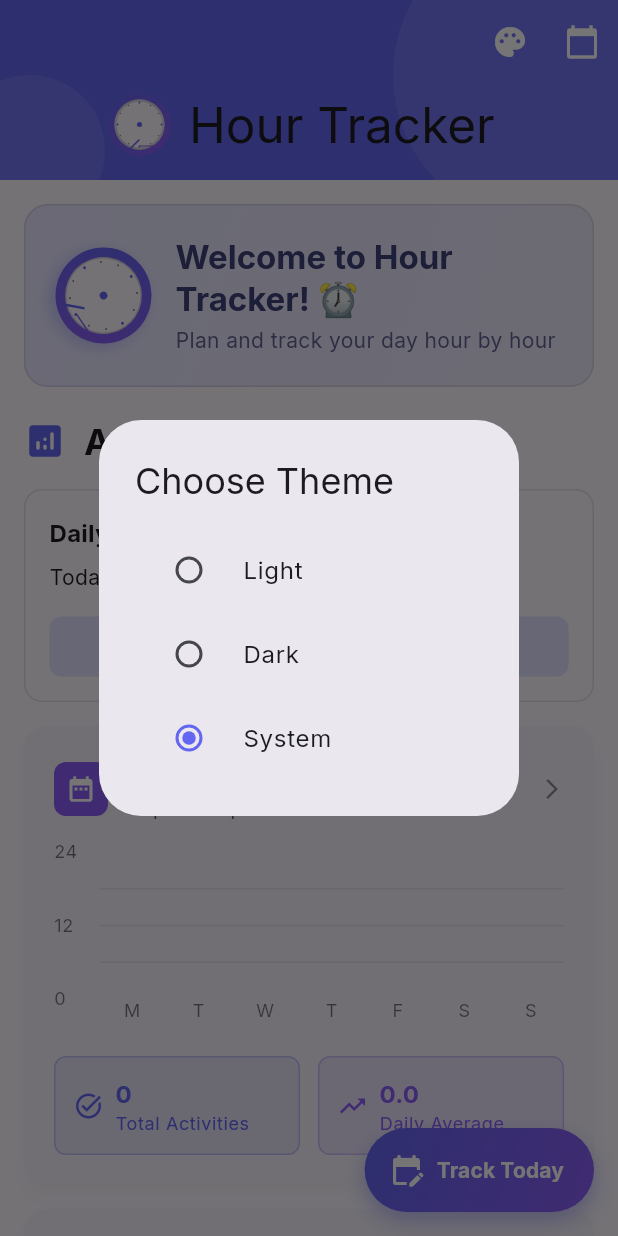
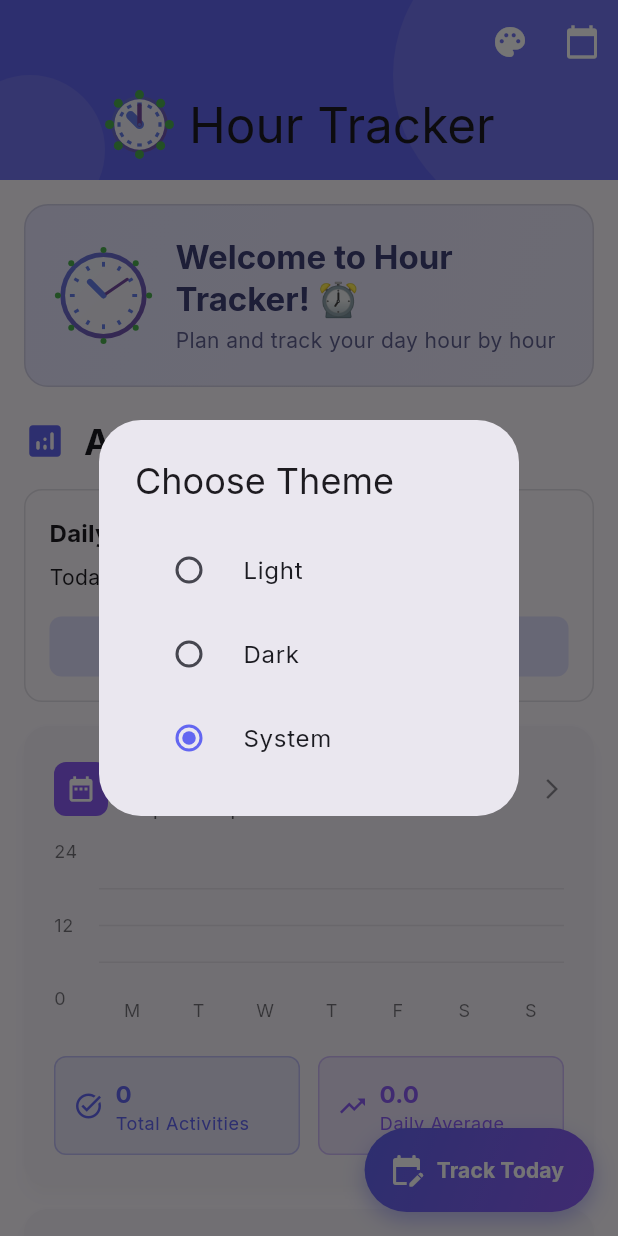
Before and after one commit to AmitRoyAntu/hourTracker, a Flutter app: the screen it shows after launch, after a tap on the "palette" icon, on a phone screen of 412 x 824 dp. Run offline on Flutter 3.47's test engine with Material 3 defaults, Android fonts, the phone set to English and light mode, and no system bars; drawn by our look-alikes of fl_chart; our stand-ins replace google_fonts, shared_preferences.

Commit message:
final commit

```diff
--- a/lib/screens/home_screen.dart
+++ b/lib/screens/home_screen.dart
@@ -394,7 +394,7 @@ class _HomeScreenState extends State<HomeScreen> {
                     decoration: BoxDecoration(
                       gradient: LinearGradient(
                         colors: [
-                          colorScheme.surfaceVariant.withOpacity(0.3),
+                          colorScheme.surfaceContainerHighest.withOpacity(0.3),
                           colorScheme.surface,
                         ],
                         begin: Alignment.topCenter,
@@ -488,7 +488,7 @@ class _HomeScreenState extends State<HomeScreen> {
                           gradient: LinearGradient(
                             colors: [
                               colorScheme.surface,
-                              colorScheme.surfaceVariant.withOpacity(0.3),
+                              colorScheme.surfaceContainerHighest.withOpacity(0.3),
                             ],
                             begin: Alignment.topLeft,
                             end: Alignment.bottomRight,
@@ -622,7 +622,7 @@ class _HomeScreenState extends State<HomeScreen> {
                                   Container(
                                     padding: const EdgeInsets.all(8),
                                     decoration: BoxDecoration(
-                                      color: colorScheme.surfaceVariant.withOpacity(0.5),
+                                      color: colorScheme.surfaceContainerHighest.withOpacity(0.5),
                                       borderRadius: BorderRadius.circular(8),
                                     ),
                                     child: Icon(
--- a/lib/widgets/app_logo.dart
+++ b/lib/widgets/app_logo.dart
@@ -17,178 +17,173 @@ class AppLogo extends StatefulWidget {
 
 class _AppLogoState extends State<AppLogo>
     with TickerProviderStateMixin {
-  late AnimationController _controller;
+  late AnimationController _rotationController;
   late Animation<double> _rotationAnimation;
 
   @override
   void initState() {
     super.initState();
-    _controller = AnimationController(
-      duration: const Duration(seconds: 60),
+    _rotationController = AnimationController(
+      duration: const Duration(seconds: 60), // One full rotation per minute
       vsync: this,
     );
+
     _rotationAnimation = Tween<double>(
       begin: 0,
       end: 2 * math.pi,
     ).animate(CurvedAnimation(
-      parent: _controller,
+      parent: _rotationController,
       curve: Curves.linear,
     ));
 
     if (widget.animated) {
-      _controller.repeat();
+      _rotationController.repeat();
     }
   }
 
   @override
   void dispose() {
-    _controller.dispose();
+    _rotationController.dispose();
     super.dispose();
   }
 
   @override
   Widget build(BuildContext context) {
     final theme = Theme.of(context);
-    final colorScheme = theme.colorScheme;
+    final isDark = theme.brightness == Brightness.dark;
 
-    return Container(
+    return SizedBox(
       width: widget.size,
       height: widget.size,
       child: widget.animated
           ? AnimatedBuilder(
               animation: _rotationAnimation,
               builder: (context, child) {
-                return Transform.rotate(
-                  angle: _rotationAnimation.value,
-                  child: _buildClockFace(colorScheme),
+                return CustomPaint(
+                  painter: ClockLogoPainter(
+                    rotation: _rotationAnimation.value,
+                    isDark: isDark,
+                  ),
                 );
               },
             )
-          : _buildClockFace(colorScheme),
-    );
-  }
-
-  Widget _buildClockFace(ColorScheme colorScheme) {
-    return Container(
-      decoration: BoxDecoration(
-        shape: BoxShape.circle,
-        gradient: LinearGradient(
-          colors: [
-            colorScheme.primary,
-            colorScheme.secondary,
-          ],
-          begin: Alignment.topLeft,
-          end: Alignment.bottomRight,
-        ),
-        boxShadow: [
-          BoxShadow(
-            color: colorScheme.primary.withOpacity(0.3),
-            blurRadius: 8,
-            offset: const Offset(0, 4),
-          ),
-        ],
-      ),
-      child: Stack(
-        children: [
-          // Clock face background
-          Container(
-            margin: EdgeInsets.all(widget.size * 0.1),
-            decoration: BoxDecoration(
-              shape: BoxShape.circle,
-              color: colorScheme.surface,
-              border: Border.all(
-                color: colorScheme.outline.withOpacity(0.3),
-                width: 1,
+          : CustomPaint(
+              painter: ClockLogoPainter(
+                rotation: 0,
+                isDark: isDark,
               ),
             ),
-          ),
-          // Hour markers
-          ...List.generate(12, (index) => _buildHourMarker(index, colorScheme)),
-          // Clock hands
-          _buildClockHands(colorScheme),
-          // Center dot
-          Center(
-            child: Container(
-              width: widget.size * 0.08,
-              height: widget.size * 0.08,
-              decoration: BoxDecoration(
-                shape: BoxShape.circle,
-                color: colorScheme.primary,
-              ),
-            ),
-          ),
-        ],
-      ),
-    );
-  }
-
-  Widget _buildHourMarker(int hour, ColorScheme colorScheme) {
-    final angle = (hour * 30 - 90) * math.pi / 180;
-    final radius = widget.size * 0.35;
-    final markerSize = hour % 3 == 0 ? widget.size * 0.03 : widget.size * 0.02;
-
-    return Positioned(
-      left: widget.size / 2 + radius * math.cos(angle) - markerSize / 2,
-      top: widget.size / 2 + radius * math.sin(angle) - markerSize / 2,
-      child: Container(
-        width: markerSize,
-        height: markerSize,
-        decoration: BoxDecoration(
-          shape: BoxShape.circle,
-          color: hour % 3 == 0
-              ? colorScheme.primary
-              : colorScheme.outline,
-        ),
-      ),
-    );
-  }
-
-  Widget _buildClockHands(ColorScheme colorScheme) {
-    final now = DateTime.now();
-    final hourAngle = ((now.hour % 12) * 30 + now.minute * 0.5 - 90) * math.pi / 180;
-    final minuteAngle = (now.minute * 6 - 90) * math.pi / 180;
-
-    return Stack(
-      children: [
-        // Hour hand
-        _buildHand(
-          angle: hourAngle,
-          length: widget.size * 0.25,
-          width: widget.size * 0.025,
-          color: colorScheme.primary,
-        ),
-        // Minute hand
-        _buildHand(
-          angle: minuteAngle,
-          length: widget.size * 0.35,
-          width: widget.size * 0.015,
-          color: colorScheme.secondary,
-        ),
-      ],
-    );
-  }
-
-  Widget _buildHand({
-    required double angle,
-    required double length,
-    required double width,
-    required Color color,
-  }) {
-    return Positioned(
-      left: widget.size / 2 - width / 2,
-      top: widget.size / 2 - width / 2,
-      child: Transform.rotate(
-        angle: angle,
-        alignment: Alignment.bottomCenter,
-        child: Container(
-          width: width,
-          height: length,
-          decoration: BoxDecoration(
-            color: color,
-            borderRadius: BorderRadius.circular(width / 2),
-          ),
-        ),
-      ),
     );
   }
 }
+
+class ClockLogoPainter extends CustomPainter {
+  final double rotation;
+  final bool isDark;
+
+  ClockLogoPainter({
+    required this.rotation,
+    required this.isDark,
+  });
+
+  @override
+  void paint(Canvas canvas, Size size) {
+    final center = Offset(size.width / 2, size.height / 2);
+    final radius = size.width / 2;
+
+    // Background gradient
+    final gradientColors = isDark
+        ? [const Color(0xFF667eea), const Color(0xFF764ba2)]
+        : [const Color(0xFF667eea), const Color(0xFF764ba2)];
+
+    final backgroundPaint = Paint()
+      ..shader = LinearGradient(
+        colors: gradientColors,
+        begin: Alignment.topLeft,
+        end: Alignment.bottomRight,
+      ).createShader(Rect.fromCircle(center: center, radius: radius));
+
+    // Draw background circle
+    canvas.drawCircle(center, radius * 0.9, backgroundPaint);
+
+    // Draw clock face
+    final facePaint = Paint()
+      ..color = Colors.white.withOpacity(0.9)
+      ..style = PaintingStyle.fill;
+
+    canvas.drawCircle(center, radius * 0.8, facePaint);
+
+    // Draw hour markers
+    final markerPaint = Paint()
+      ..color = const Color(0xFF667eea)
+      ..strokeWidth = 2
+      ..style = PaintingStyle.stroke;
+
+    for (int i = 0; i < 12; i++) {
+      final angle = (i * 30) * math.pi / 180;
+      final startX = center.dx + (radius * 0.7) * math.cos(angle - math.pi / 2);
+      final startY = center.dy + (radius * 0.7) * math.sin(angle - math.pi / 2);
+      final endX = center.dx + (radius * 0.6) * math.cos(angle - math.pi / 2);
+      final endY = center.dy + (radius * 0.6) * math.sin(angle - math.pi / 2);
+
+      canvas.drawLine(
+        Offset(startX, startY),
+        Offset(endX, endY),
+        markerPaint,
+      );
+    }
+
+    // Draw hour hand (current hour)
+    final now = DateTime.now();
+    final hourAngle = ((now.hour % 12) * 30 + now.minute * 0.5) * math.pi / 180;
+    final hourHandPaint = Paint()
+      ..color = const Color(0xFF667eea)
+      ..strokeWidth = 4
+      ..strokeCap = StrokeCap.round;
+
+    final hourHandX = center.dx + (radius * 0.4) * math.cos(hourAngle - math.pi / 2);
+    final hourHandY = center.dy + (radius * 0.4) * math.sin(hourAngle - math.pi / 2);
+
+    canvas.drawLine(center, Offset(hourHandX, hourHandY), hourHandPaint);
+
+    // Draw minute hand (with rotation animation)
+    final minuteAngle = rotation;
+    final minuteHandPaint = Paint()
+      ..color = const Color(0xFF764ba2)
+      ..strokeWidth = 2
+      ..strokeCap = StrokeCap.round;
+
+    final minuteHandX = center.dx + (radius * 0.6) * math.cos(minuteAngle - math.pi / 2);
+    final minuteHandY = center.dy + (radius * 0.6) * math.sin(minuteAngle - math.pi / 2);
+
+    canvas.drawLine(center, Offset(minuteHandX, minuteHandY), minuteHandPaint);
+
+    // Draw center dot
+    final centerPaint = Paint()
+      ..color = const Color(0xFF667eea)
+      ..style = PaintingStyle.fill;
+
+    canvas.drawCircle(center, radius * 0.05, centerPaint);
+
+    // Draw activity indicator dots around the edge
+    final activityPaint = Paint()
+      ..color = Colors.green
+      ..style = PaintingStyle.fill;
+
+    for (int i = 0; i < 24; i++) {
+      final angle = (i * 15) * math.pi / 180;
+      final dotX = center.dx + (radius * 0.95) * math.cos(angle - math.pi / 2);
+      final dotY = center.dy + (radius * 0.95) * math.sin(angle - math.pi / 2);
+
+      // Simulate some activity data
+      if (i % 3 == 0) {
+        canvas.drawCircle(Offset(dotX, dotY), 2, activityPaint);
+      }
+    }
+  }
+
+  @override
+  bool shouldRepaint(ClockLogoPainter oldDelegate) {
+    return oldDelegate.rotation != rotation || oldDelegate.isDark != isDark;
+  }
+}
--- a/lib/widgets/daily_activity_chart.dart
+++ b/lib/widgets/daily_activity_chart.dart
@@ -7,9 +7,9 @@ class DailyActivityChart extends StatefulWidget {
   final DateTime date;
 
   const DailyActivityChart({
-    Key? key,
+    super.key,
     required this.date,
-  }) : super(key: key);
+  });
 
   @override
   State<DailyActivityChart> createState() => _DailyActivityChartState();
--- a/lib/widgets/daily_overview_widget.dart
+++ b/lib/widgets/daily_overview_widget.dart
@@ -8,10 +8,10 @@ class DailyOverviewWidget extends StatefulWidget {
   final VoidCallback? onTap;
 
   const DailyOverviewWidget({
-    Key? key,
+    super.key,
     required this.selectedDate,
     this.onTap,
-  }) : super(key: key);
+  });
 
   @override
   State<DailyOverviewWidget> createState() => _DailyOverviewWidgetState();
@@ -228,7 +228,7 @@ class _DailyOverviewWidgetState extends State<DailyOverviewWidget>
                             Container(
                               padding: const EdgeInsets.all(8),
                               decoration: BoxDecoration(
-                                color: colorScheme.surfaceVariant.withOpacity(0.5),
+                                color: colorScheme.surfaceContainerHighest.withOpacity(0.5),
                                 borderRadius: BorderRadius.circular(8),
                               ),
                               child: Icon(
@@ -264,7 +264,7 @@ class _DailyOverviewWidgetState extends State<DailyOverviewWidget>
                                       ? Container(
                                           decoration: BoxDecoration(
                                             shape: BoxShape.circle,
-                                            color: colorScheme.surfaceVariant.withOpacity(0.3),
+                                            color: colorScheme.surfaceContainerHighest.withOpacity(0.3),
                                             border: Border.all(
                                               color: colorScheme.outline.withOpacity(0.3),
                                               width: 2,
@@ -289,7 +289,7 @@ class _DailyOverviewWidgetState extends State<DailyOverviewWidget>
                                               ),
                                               if (_emptyHours > 0)
                                                 PieChartSectionData(
-                                                  color: colorScheme.surfaceVariant,
+                                                  color: colorScheme.surfaceContainerHighest,
                                                   value: (_emptyHours * _chartAnimation.value).toDouble(),
                                                   title: '',
                                                   radius: 30,
@@ -319,7 +319,7 @@ class _DailyOverviewWidgetState extends State<DailyOverviewWidget>
                                     'Empty Hours',
                                     _emptyHours,
                                     24,
-                                    colorScheme.surfaceVariant,
+                                    colorScheme.surfaceContainerHighest,
                                     Icons.schedule_rounded,
                                     theme,
                                   ),
--- a/lib/widgets/hour_tile.dart
+++ b/lib/widgets/hour_tile.dart
@@ -164,7 +164,7 @@ class _HourTileState extends State<HourTile> {
                     ? Container(
                         height: 52,
                         decoration: BoxDecoration(
-                          color: colorScheme.surfaceVariant.withOpacity(0.5),
+                          color: colorScheme.surfaceContainerHighest.withOpacity(0.5),
                           borderRadius: BorderRadius.circular(12),
                         ),
                         child: const Center(
--- a/lib/widgets/monthly_overview_widget.dart
+++ b/lib/widgets/monthly_overview_widget.dart
@@ -8,10 +8,10 @@ class MonthlyOverviewWidget extends StatefulWidget {
   final VoidCallback? onTap;
 
   const MonthlyOverviewWidget({
-    Key? key,
+    super.key,
     required this.selectedDate,
     this.onTap,
-  }) : super(key: key);
+  });
 
   @override
   State<MonthlyOverviewWidget> createState() => _MonthlyOverviewWidgetState();
@@ -154,7 +154,7 @@ class _MonthlyOverviewWidgetState extends State<MonthlyOverviewWidget> {
                             horizontalInterval: 6,
                             getDrawingHorizontalLine: (value) {
                               return FlLine(
-                                color: colorScheme.surfaceVariant,
+                                color: colorScheme.surfaceContainerHighest,
                                 strokeWidth: 1,
                               );
                             },
--- a/lib/widgets/weekly_overview_widget.dart
+++ b/lib/widgets/weekly_overview_widget.dart
@@ -8,10 +8,10 @@ class WeeklyOverviewWidget extends StatefulWidget {
   final VoidCallback? onTap;
 
   const WeeklyOverviewWidget({
-    Key? key,
+    super.key,
     required this.selectedDate,
     this.onTap,
-  }) : super(key: key);
+  });
 
   @override
   State<WeeklyOverviewWidget> createState() => _WeeklyOverviewWidgetState();
@@ -188,7 +188,7 @@ class _WeeklyOverviewWidgetState extends State<WeeklyOverviewWidget> {
                             horizontalInterval: 6,
                             getDrawingHorizontalLine: (value) {
                               return FlLine(
-                                color: colorScheme.surfaceVariant,
+                                color: colorScheme.surfaceContainerHighest,
                                 strokeWidth: 1,
                               );
                             },
@@ -254,7 +254,7 @@ class _WeeklyOverviewWidgetState extends State<WeeklyOverviewWidget> {
     if (value >= 18) return colorScheme.primary;
     if (value >= 12) return colorScheme.secondary;
     if (value >= 6) return colorScheme.tertiary;
-    return colorScheme.surfaceVariant;
+    return colorScheme.surfaceContainerHighest;
   }
 
   Widget _buildWeeklyStatCard(String label, String value, IconData icon, Color color, ThemeData theme) {
```
Also changed, not shown: 3 other files.
